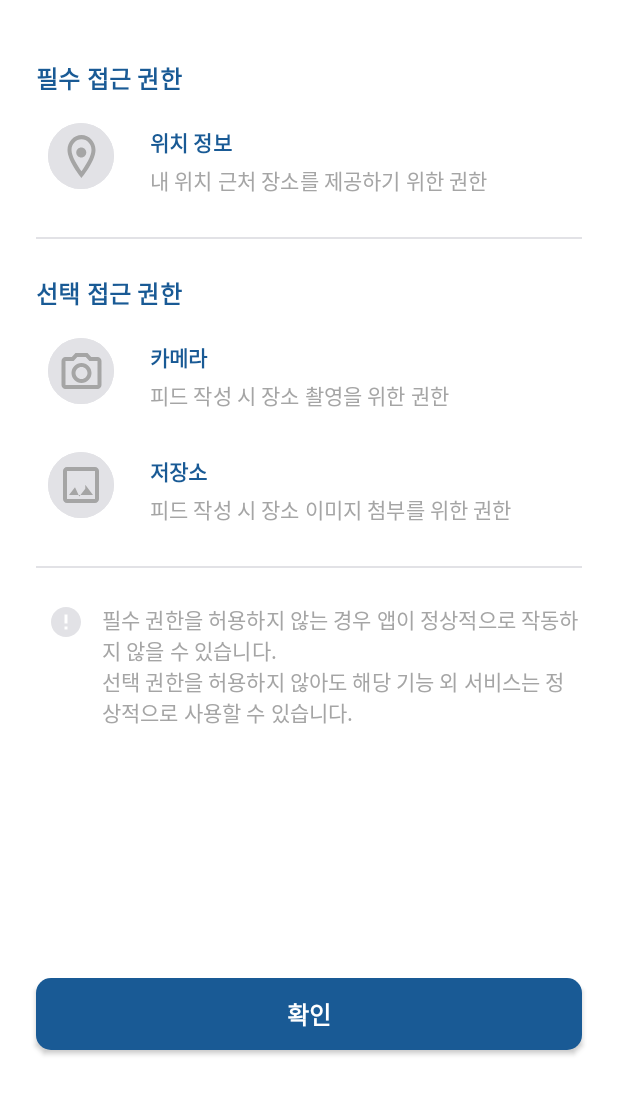
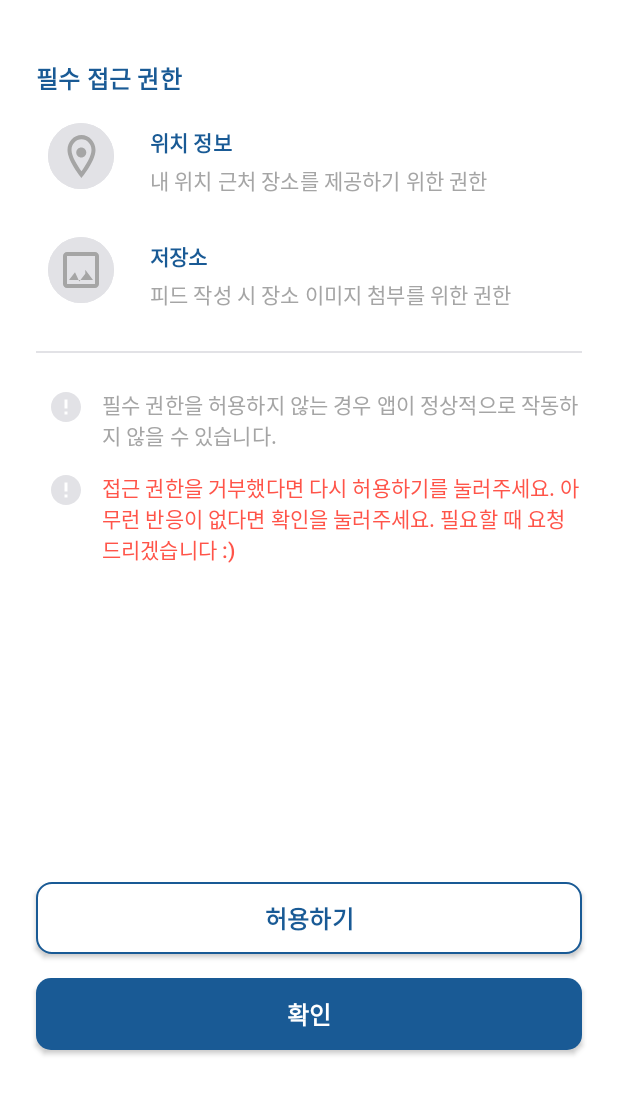
Before and after one commit to GDSCXTAB-HUFSummer-Hackathon/01_CZ-rubber-shoes_Nomad-worker, an Android app: the CheckPermissionActivity screen opened directly, with no data from a screen before it, on a phone screen of 412 x 824 dp, the part 138-1236 px from its top. Run offline under Robolectric (Android 15) with nearby library versions, the phone set to English and light mode, and no system bars; our stand-ins replace data binding; network calls fail.

Commit message:
[FEAT] #28 유저 접근 권한 요청 및 설정

```diff
--- a/app/src/main/AndroidManifest.xml
+++ b/app/src/main/AndroidManifest.xml
@@ -3,6 +3,10 @@
     package="com.comjeong.nomadworker">
 
     <uses-permission android:name="android.permission.INTERNET" />
+    <uses-permission android:name="android.permission.READ_EXTERNAL_STORAGE"/>
+    <uses-permission android:name="android.permission.ACCESS_COARSE_LOCATION" />
+    <uses-permission android:name="android.permission.ACCESS_FINE_LOCATION" />
+
     <application
         android:name=".NomadWorkerApplication"
         android:allowBackup="true"
--- a/app/src/main/java/com/comjeong/nomadworker/ui/MainActivity.kt
+++ b/app/src/main/java/com/comjeong/nomadworker/ui/MainActivity.kt
@@ -2,6 +2,7 @@ package com.comjeong.nomadworker.ui
 
 import androidx.appcompat.app.AppCompatActivity
 import android.os.Bundle
+import android.util.Log
 import android.view.View
 import androidx.navigation.NavController
 import androidx.navigation.fragment.NavHostFragment
@@ -9,6 +10,7 @@ import androidx.navigation.ui.setupWithNavController
 import com.comjeong.nomadworker.R
 import com.comjeong.nomadworker.databinding.ActivityMainBinding
 import com.comjeong.nomadworker.ui.common.BaseActivity
+
 
 class MainActivity : AppCompatActivity() {
 
@@ -21,6 +23,7 @@ class MainActivity : AppCompatActivity() {
 
         initNavigationView()
         setNavigationBarVisibility()
+
     }
 
     private fun initNavigationView() {
--- a/app/src/main/java/com/comjeong/nomadworker/ui/permission/CheckPermissionActivity.kt
+++ b/app/src/main/java/com/comjeong/nomadworker/ui/permission/CheckPermissionActivity.kt
@@ -2,20 +2,43 @@ package com.comjeong.nomadworker.ui.permission
 
 import android.content.Intent
 import android.os.Bundle
+import android.widget.Toast
 import com.comjeong.nomadworker.R
 import com.comjeong.nomadworker.databinding.ActivityCheckPermissionBinding
 import com.comjeong.nomadworker.ui.MainActivity
 import com.comjeong.nomadworker.ui.common.BaseActivity
+import com.comjeong.nomadworker.ui.permission.UserPermission.isGrantedPermission
+import com.comjeong.nomadworker.ui.permission.UserPermission.requestAllPermission
+
 
 class CheckPermissionActivity : BaseActivity<ActivityCheckPermissionBinding>(R.layout.activity_check_permission) {
 
     override fun onCreate(savedInstanceState: Bundle?) {
         super.onCreate(savedInstanceState)
 
+        bindClickedButton()
+    }
+
+    private fun bindClickedButton(){
+        binding.btnPermission.setOnClickListener {
+            requestAllPermission()
+        }
 
         binding.btnNext.setOnClickListener {
-            startActivity(Intent(this, MainActivity::class.java))
-            finish()
+            moveToStartActivity()
+        }
+    }
+
+    private fun moveToStartActivity(){
+        startActivity(Intent(this, MainActivity::class.java))
+        finish()
+    }
+
+    override fun onRequestPermissionsResult(requestCode: Int, permissions: Array<out String>, grantResults: IntArray) {
+        super.onRequestPermissionsResult(requestCode, permissions, grantResults)
+
+        if(grantResults.isNotEmpty() && isGrantedPermission(grantResults)){
+            Toast.makeText(this,"권한 허용이 완료됐습니다 :)",Toast.LENGTH_SHORT ).show()
         }
     }
 }
--- a/app/src/main/res/layout/activity_check_permission.xml
+++ b/app/src/main/res/layout/activity_check_permission.xml
@@ -69,64 +69,6 @@
             app:layout_constraintStart_toEndOf="@id/iv_location_permission"
             app:layout_constraintTop_toBottomOf="@id/tv_location" />
 
-        <View
-            android:id="@+id/view_divider"
-            android:layout_width="0dp"
-            android:layout_height="1dp"
-            android:layout_marginStart="24dp"
-            android:layout_marginTop="24dp"
-            android:layout_marginEnd="24dp"
-            android:background="@color/nomad_blue_grey"
-            app:layout_constraintEnd_toEndOf="parent"
-            app:layout_constraintStart_toStartOf="parent"
-            app:layout_constraintTop_toBottomOf="@id/iv_location_permission" />
-
-        <androidx.appcompat.widget.AppCompatTextView
-            android:id="@+id/tv_optional_permission_title"
-            style="@style/TextSubtitle1.Bold.Blue"
-            android:layout_width="wrap_content"
-            android:layout_height="wrap_content"
-            android:layout_marginStart="24dp"
-            android:layout_marginTop="24dp"
-            android:text="@string/optional_permission"
-            app:layout_constraintStart_toStartOf="parent"
-            app:layout_constraintTop_toBottomOf="@id/view_divider" />
-
-        <androidx.appcompat.widget.AppCompatImageView
-            android:id="@+id/iv_camera_permission"
-            android:layout_width="wrap_content"
-            android:layout_height="wrap_content"
-            android:layout_marginStart="24dp"
-            android:layout_marginTop="10dp"
-            android:padding="8dp"
-            android:src="@drawable/ic_camera_permission"
-            app:layout_constraintStart_toStartOf="parent"
-            app:layout_constraintTop_toBottomOf="@id/tv_optional_permission_title" />
-
-        <androidx.appcompat.widget.AppCompatTextView
-            android:id="@+id/tv_camera"
-            style="@style/TextSubtitle2.Bold.Blue"
-            android:layout_width="wrap_content"
-            android:layout_height="wrap_content"
-            android:layout_marginStart="16dp"
-            android:layout_marginTop="10dp"
-            android:text="@string/camera"
-            app:layout_constraintStart_toEndOf="@id/iv_camera_permission"
-            app:layout_constraintTop_toTopOf="@id/iv_camera_permission" />
-
-        <androidx.appcompat.widget.AppCompatTextView
-            android:id="@+id/tv_camera_description"
-            style="@style/TextSubtitle2.Grey"
-            android:layout_width="0dp"
-            android:layout_height="wrap_content"
-            android:layout_marginStart="16dp"
-            android:layout_marginTop="4dp"
-            android:layout_marginEnd="24dp"
-            android:text="@string/camera_desc"
-            app:layout_constraintEnd_toEndOf="parent"
-            app:layout_constraintStart_toEndOf="@id/iv_camera_permission"
-            app:layout_constraintTop_toBottomOf="@id/tv_camera" />
-
         <androidx.appcompat.widget.AppCompatImageView
             android:id="@+id/iv_storage_permission"
             android:layout_width="wrap_content"
@@ -136,7 +78,7 @@
             android:padding="8dp"
             android:src="@drawable/ic_storage_permission"
             app:layout_constraintStart_toStartOf="parent"
-            app:layout_constraintTop_toBottomOf="@id/iv_camera_permission" />
+            app:layout_constraintTop_toBottomOf="@id/iv_location_permission" />
 
         <androidx.appcompat.widget.AppCompatTextView
             android:id="@+id/tv_storage"
@@ -198,6 +140,44 @@
             app:layout_constraintStart_toEndOf="@id/iv_notice"
             app:layout_constraintTop_toTopOf="@id/iv_notice" />
 
+        <androidx.appcompat.widget.AppCompatImageView
+            android:id="@+id/iv_snd_notice"
+            android:layout_width="wrap_content"
+            android:layout_height="wrap_content"
+            android:layout_marginStart="24dp"
+            android:layout_marginTop="6dp"
+            android:padding="8dp"
+            android:src="@drawable/ic_notice"
+            app:layout_constraintStart_toStartOf="parent"
+            app:layout_constraintTop_toBottomOf="@id/tv_notice" />
+
+        <androidx.appcompat.widget.AppCompatTextView
+            android:id="@+id/tv_snd_notice"
+            style="@style/TextSubtitle2.Red"
+            android:layout_width="0dp"
+            android:layout_height="wrap_content"
+            android:layout_marginStart="4dp"
+            android:layout_marginTop="8dp"
+            android:layout_marginEnd="24dp"
+            android:text="@string/permission_notice_red"
+            app:layout_constraintEnd_toEndOf="parent"
+            app:layout_constraintStart_toEndOf="@id/iv_snd_notice"
+            app:layout_constraintTop_toTopOf="@id/iv_snd_notice" />
+
+        <androidx.appcompat.widget.AppCompatButton
+            android:id="@+id/btn_permission"
+            style="@style/TextSubtitle1.Bold.Blue"
+            android:layout_width="0dp"
+            android:layout_height="wrap_content"
+            android:layout_marginStart="24dp"
+            android:layout_marginEnd="24dp"
+            android:layout_marginBottom="16dp"
+            android:background="@drawable/bg_white_radius_10_stroke_blue"
+            android:text="@string/permission_check_button"
+            app:layout_constraintBottom_toTopOf="@id/btn_next"
+            app:layout_constraintEnd_toEndOf="parent"
+            app:layout_constraintStart_toStartOf="parent" />
+
         <androidx.appcompat.widget.AppCompatButton
             android:id="@+id/btn_next"
             style="@style/TextSubtitle1.Bold.White"
@@ -211,5 +191,6 @@
             app:layout_constraintBottom_toBottomOf="parent"
             app:layout_constraintEnd_toEndOf="parent"
             app:layout_constraintStart_toStartOf="parent" />
+
     </androidx.constraintlayout.widget.ConstraintLayout>
 </layout>
--- a/app/src/main/res/values/strings.xml
+++ b/app/src/main/res/values/strings.xml
@@ -44,7 +44,7 @@
     <string name="camera_desc">피드 작성 시 장소 촬영을 위한 권한</string>
     <string name="storage">저장소</string>
     <string name="storage_desc">피드 작성 시 장소 이미지 첨부를 위한 권한</string>
-    <string name="permission_notice_desc">필수 권한을 허용하지 않는 경우 앱이 정상적으로 작동하지 않을 수 있습니다.\n선택 권한을 허용하지 않아도 해당 기능 외 서비스는 정상적으로 사용할 수 있습니다.</string>
+    <string name="permission_notice_desc">필수 권한을 허용하지 않는 경우 앱이 정상적으로 작동하지 않을 수 있습니다.</string>
     <string name="ok">확인</string>
     <string name="current_location_title">현재 위치를 확인해보세요</string>
     <string name="home_category_title">지역 별 근무 장소를 확인 해보세요</string>
@@ -73,5 +73,9 @@
     <string name="new_feed_place_subtitle">검색바에 원하는 곳을 입력해주세요.</string>
     <string name="register_feed">등록하기</string>
     <string name="check_duplicate_nickname">닉네임 중복확인</string>
+    <string name="request_permission_denied">권한을 허용해주셔야 제대로 된 앱 사용이 가능합니다 :)</string>
+    <string name="request_permission_granted">권한이 허용됐습니다.</string>
+    <string name="permission_notice_red">접근 권한을 거부했다면 다시 허용하기를 눌러주세요. 아무런 반응이 없다면 확인을 눌러주세요. 필요할 때 요청 드리겠습니다 :)</string>
+    <string name="permission_check_button">허용하기</string>
 
 </resources>
--- a/app/src/main/res/values/styles.xml
+++ b/app/src/main/res/values/styles.xml
@@ -119,6 +119,10 @@
         <item name="android:textColor">@color/nomad_grey_06</item>
     </style>
 
+    <style name="TextSubtitle2.Red">
+        <item name="android:textColor">@color/nomad_accent_red</item>
+    </style>
+
     <style name="TextSubtitle2.Bold.Blue">
         <item name="android:textColor">@color/nomad_primary_blue</item>
     </style>
```
Also changed, not shown: app/src/main/java/com/comjeong/nomadworker/ui/permission/UserPermission.kt (added, +63 -0 lines).
